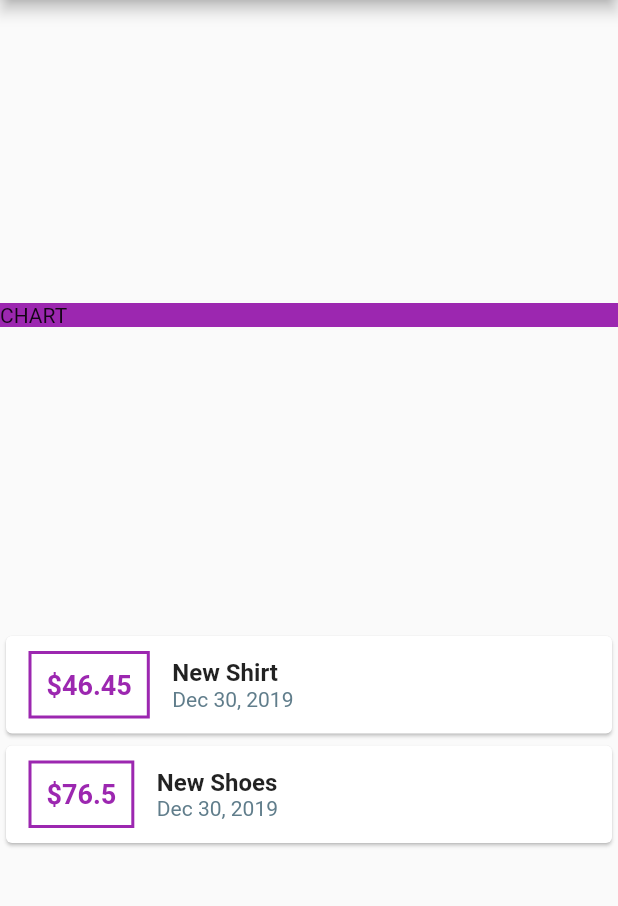
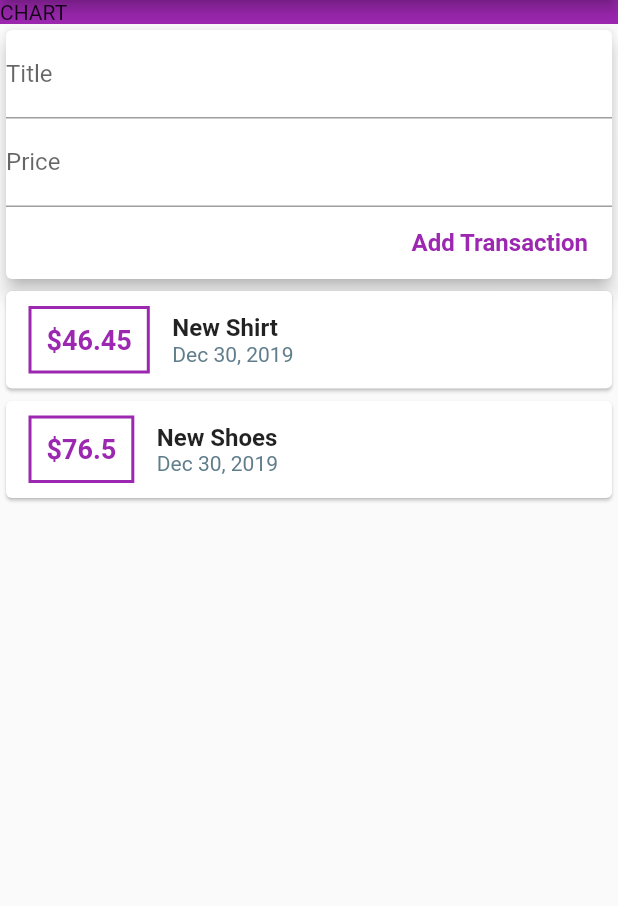
Before and after one commit to AhmedHdeawy/Personal-Expenses-App, a Flutter app: the screen it shows after launch, on a phone screen of 412 x 824 dp, the part 84-990 px from its top. Run offline on Flutter 3.47's test engine with Material 2 defaults, Android fonts, the phone set to English and light mode, and no system bars.

Commit message:
Make TextField and List Scroll

```diff
--- a/lib/main.dart
+++ b/lib/main.dart
@@ -1,33 +1,23 @@
 import 'package:flutter/material.dart';
-import 'package:intl/intl.dart';
 
-import './transaction.dart';
+import './widgets/user_transactions.dart';
+import './widgets/chart.dart';
 
 void main() => runApp(MyApp());
 
 class MyApp extends StatelessWidget {
   @override
   Widget build(BuildContext context) {
-    return MaterialApp(title: 'Expenses APp', home: MyHomePage());
+    return MaterialApp(
+      title: 'Expenses APp',
+      home: MyHomePage(),
+    );
   }
 }
 
 class MyHomePage extends StatelessWidget {
-  // list of transactions
-  final List<Transaction> transactions = [
-    Transaction(
-      id: 't1',
-      title: 'New Shirt',
-      price: 46.45,
-      date: DateTime.now(),
-    ),
-    Transaction(
-      id: 't2',
-      title: 'New Shoes',
-      price: 76.5,
-      date: DateTime.now(),
-    ),
-  ];
+  final titleController = TextEditingController();
+  final amountController = TextEditingController();
 
   @override
   Widget build(BuildContext context) {
@@ -35,54 +25,12 @@ class MyHomePage extends StatelessWidget {
       appBar: AppBar(
         title: Text('Expenses Personal'),
       ),
-      body: Column(
-        mainAxisAlignment: MainAxisAlignment.spaceEvenly,
-        crossAxisAlignment: CrossAxisAlignment.stretch,
-        children: <Widget>[
-          Container(
-            width: double.infinity,
-            color: Colors.purple,
-            child: Text('CHART'),
-          ),
-          Column(
-            children: transactions.map((tx) {
-              return Card(
-                child: Row(
-                  children: <Widget>[
-                    Container(
-                      margin:
-                          EdgeInsets.symmetric(vertical: 10, horizontal: 15),
-                      decoration: BoxDecoration(
-                          border: Border.all(width: 2, color: Colors.purple)),
-                      padding: EdgeInsets.all(10),
-                      child: Text(
-                        '\$${tx.price}',
-                        style: TextStyle(
-                            color: Colors.purple,
-                            fontSize: 18,
-                            fontWeight: FontWeight.bold),
-                      ),
-                    ),
-                    Column(
-                      crossAxisAlignment: CrossAxisAlignment.start,
-                      children: <Widget>[
-                        Text(
-                          tx.title,
-                          style: TextStyle(
-                              fontWeight: FontWeight.bold, fontSize: 16),
-                        ),
-                        Text(
-                          DateFormat.yMMMd().format(tx.date),
-                          style: TextStyle(color: Colors.blueGrey),
-                        )
-                      ],
-                    )
-                  ],
-                ),
-              );
-            }).toList(),
-          )
-        ],
+      body: SingleChildScrollView(
+        child: Column(
+          mainAxisAlignment: MainAxisAlignment.start,
+          crossAxisAlignment: CrossAxisAlignment.stretch,
+          children: <Widget>[Chart(), UserTransactions()],
+        ),
       ),
     );
   }
--- /dev/null
+++ b/lib/widgets/chart.dart
@@ -0,0 +1,12 @@
+import 'package:flutter/material.dart';
+
+class Chart extends StatelessWidget {
+  @override
+  Widget build(BuildContext context) {
+    return Container(
+      width: double.infinity,
+      color: Colors.purple,
+      child: Text('CHART'),
+    );
+  }
+}
--- /dev/null
+++ b/lib/widgets/new_transaction.dart
@@ -0,0 +1,45 @@
+import 'package:flutter/material.dart';
+
+class NewTransction extends StatelessWidget {
+  final Function addNewTX;
+  final titleController = TextEditingController();
+  final priceController = TextEditingController();
+
+  // Call function in constructor
+  NewTransction(this.addNewTX);
+
+  @override
+  Widget build(BuildContext context) {
+    return Card(
+      elevation: 5,
+      child: Container(
+        child: Column(
+          crossAxisAlignment: CrossAxisAlignment.end,
+          children: <Widget>[
+            TextField(
+              decoration: InputDecoration(labelText: 'Title'),
+              controller: titleController,
+            ),
+            TextField(
+              decoration: InputDecoration(labelText: 'Price'),
+              controller: priceController,
+            ),
+            FlatButton(
+              child: Text(
+                'Add Transaction',
+                style: TextStyle(fontWeight: FontWeight.bold, fontSize: 16),
+              ),
+              onPressed: () {
+                addNewTX(
+                  titleController.text,
+                  double.parse(priceController.text),
+                );
+              },
+              textColor: Colors.purple,
+            )
+          ],
+        ),
+      ),
+    );
+  }
+}
--- /dev/null
+++ b/lib/widgets/transaction_list.dart
@@ -0,0 +1,55 @@
+import 'package:flutter/material.dart';
+import 'package:intl/intl.dart';
+import '../models/transaction.dart';
+
+class TransactionList extends StatelessWidget {
+  final List<Transaction> transactions;
+
+  TransactionList(this.transactions);
+
+  @override
+  Widget build(BuildContext context) {
+    return Container(
+      height: 300,
+      child: SingleChildScrollView(
+        child: Column(
+          children: transactions.map((tx) {
+            return Card(
+              child: Row(
+                children: <Widget>[
+                  Container(
+                    margin: EdgeInsets.symmetric(vertical: 10, horizontal: 15),
+                    decoration: BoxDecoration(
+                        border: Border.all(width: 2, color: Colors.purple)),
+                    padding: EdgeInsets.all(10),
+                    child: Text(
+                      '\$${tx.price}',
+                      style: TextStyle(
+                          color: Colors.purple,
+                          fontSize: 18,
+                          fontWeight: FontWeight.bold),
+                    ),
+                  ),
+                  Column(
+                    crossAxisAlignment: CrossAxisAlignment.start,
+                    children: <Widget>[
+                      Text(
+                        tx.title,
+                        style: TextStyle(
+                            fontWeight: FontWeight.bold, fontSize: 16),
+                      ),
+                      Text(
+                        DateFormat.yMMMd().format(tx.date),
+                        style: TextStyle(color: Colors.blueGrey),
+                      )
+                    ],
+                  )
+                ],
+              ),
+            );
+          }).toList(),
+        ),
+      ),
+    );
+  }
+}
--- /dev/null
+++ b/lib/widgets/user_transactions.dart
@@ -0,0 +1,56 @@
+import 'package:flutter/material.dart';
+
+import './new_transaction.dart';
+import './transaction_list.dart';
+import '../models/transaction.dart';
+
+class UserTransactions extends StatefulWidget {
+  @override
+  _UserTransactionsState createState() => _UserTransactionsState();
+}
+
+class _UserTransactionsState extends State<UserTransactions> {
+  // list of transactions
+  final List<Transaction> _userTransactions = [
+    Transaction(
+      id: 't1',
+      title: 'New Shirt',
+      price: 46.45,
+      date: DateTime.now(),
+    ),
+    Transaction(
+      id: 't2',
+      title: 'New Shoes',
+      price: 76.5,
+      date: DateTime.now(),
+    ),
+  ];
+
+  /**
+   * Add New Transaction to a list
+   */
+  void _addNewTransaction(String txTitle, double txPrice) {
+    final newTX = Transaction(
+        id: DateTime.now().toString(),
+        title: txTitle,
+        price: txPrice,
+        date: DateTime.now());
+
+    // Update List
+    setState(() {
+      _userTransactions.add(newTX);
+    });
+
+    print(_userTransactions);
+  }
+
+  @override
+  Widget build(BuildContext context) {
+    return Column(
+      children: <Widget>[
+        NewTransction(_addNewTransaction),
+        TransactionList(_userTransactions),
+      ],
+    );
+  }
+}
```
Also changed, not shown: lib/models/transaction.dart (renamed from lib/transaction.dart).
